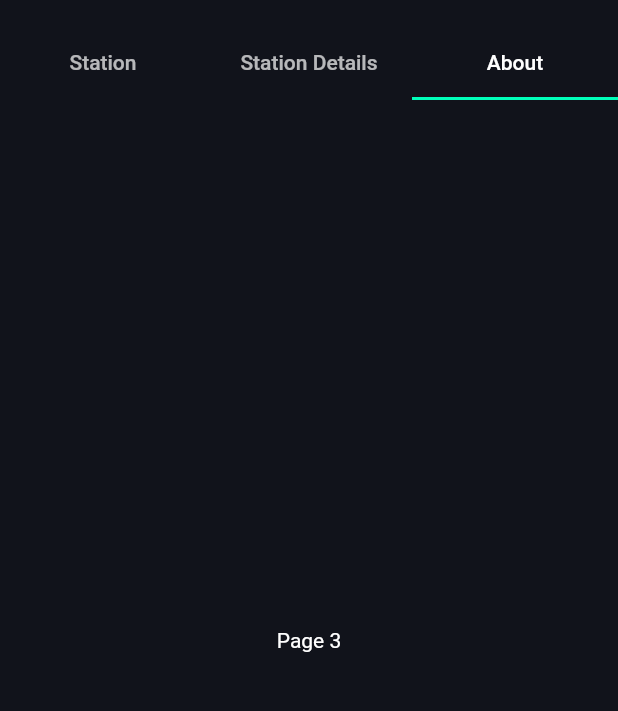
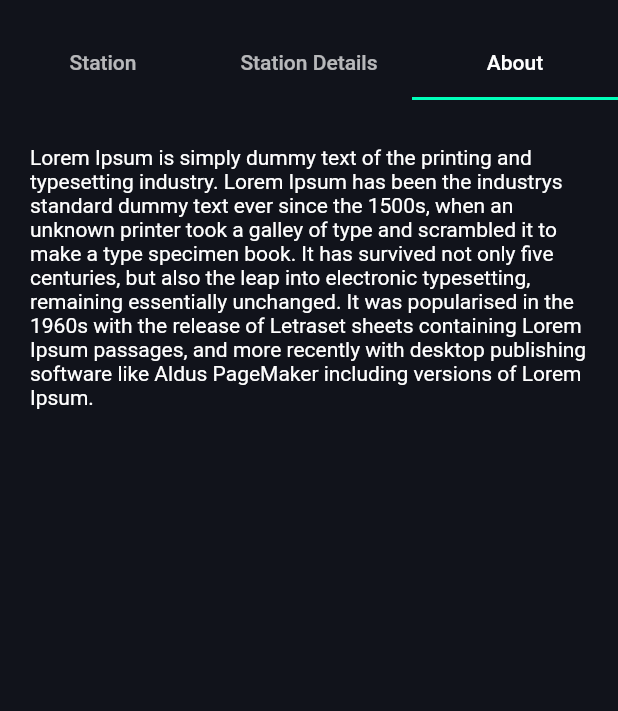
Before and after one commit to tanaybanerjeedeveloper/noun_serivice_provider_app, a Flutter app: the HomeScreen screen opened directly, tab 3 chosen, on a phone screen of 412 x 824 dp, the part 56-767 px from its top. Run offline on Flutter 3.47's test engine with Material 2 defaults, Android fonts, the phone set to English and light mode, and no system bars; our stand-ins replace curved_navigation_bar, file_picker, image_picker, open_file, qr_flutter.

Commit message:
style: changed styling

```diff
--- /dev/null
+++ b/lib/screens/about_screen.dart
@@ -0,0 +1,18 @@
+import 'package:flutter/material.dart';
+
+class AboutScreen extends StatelessWidget {
+  //const AboutScreen({Key? key}) : su//per(key: key);
+
+  @override
+  Widget build(BuildContext context) {
+    return SingleChildScrollView(
+      child: Container(
+        padding: EdgeInsets.symmetric(vertical: 30.0, horizontal: 20.0),
+        child: Text(
+          'Lorem Ipsum is simply dummy text of the printing and typesetting industry. Lorem Ipsum has been the industrys standard dummy text ever since the 1500s, when an unknown printer took a galley of type and scrambled it to make a type specimen book. It has survived not only five centuries, but also the leap into electronic typesetting, remaining essentially unchanged. It was popularised in the 1960s with the release of Letraset sheets containing Lorem Ipsum passages, and more recently with desktop publishing software like Aldus PageMaker including versions of Lorem Ipsum.',
+          textAlign: TextAlign.left,
+        ),
+      ),
+    );
+  }
+}
--- a/lib/screens/add_station_screen.dart
+++ b/lib/screens/add_station_screen.dart
@@ -66,7 +66,7 @@ class _AddStationScreenState extends State<AddStationScreen> {
   Widget build(BuildContext context) {
     final mediaQuery = MediaQuery.of(context).size;
     return Scaffold(
-      appBar: MyAppBar('Add Station'),
+      appBar: MyAppBar('Add Station', true),
       body: ListView(
         children: [
           Padding(
--- a/lib/screens/home_screen.dart
+++ b/lib/screens/home_screen.dart
@@ -2,6 +2,7 @@ import 'package:flutter/material.dart';
 
 import 'station_screen.dart';
 import 'station_details.dart';
+import 'about_screen.dart';
 
 class HomeScreen extends StatefulWidget {
   //TabBarScreen({Key? key}) : super(key: key);
@@ -18,6 +19,7 @@ class _HomeScreenState extends State<HomeScreen> {
       child: Scaffold(
         appBar: AppBar(
           backgroundColor: Theme.of(context).colorScheme.tertiary,
+          automaticallyImplyLeading: false,
           elevation: 0,
           title: Row(
             children: [
@@ -43,11 +45,7 @@ class _HomeScreenState extends State<HomeScreen> {
         body: TabBarView(children: [
           StationScreen(),
           StationDetailsScreen(),
-          Center(
-            child: Text(
-              'Page 3',
-            ),
-          ),
+          AboutScreen(),
         ]),
       ),
     );
--- a/lib/screens/qr_code_screen.dart
+++ b/lib/screens/qr_code_screen.dart
@@ -18,7 +18,7 @@ class _QRCodeScreenState extends State<QRCodeScreen> {
   Widget build(BuildContext context) {
     final mediaQuery = MediaQuery.of(context).size;
     return Scaffold(
-      appBar: MyAppBar('QR Code'),
+      appBar: MyAppBar('QR Code', true),
       body: SingleChildScrollView(
         child: Container(
           height: mediaQuery.height * 1,
@@ -68,9 +68,7 @@ class _QRCodeScreenState extends State<QRCodeScreen> {
               ),
               Text(
                 'Scan OR Code',
-                style: TextStyle(
-                  fontSize: 20,
-                ),
+                style: TextStyle(fontSize: 20, fontWeight: FontWeight.w400),
               ),
             ],
           ),
--- a/lib/widgets/app_bar.dart
+++ b/lib/widgets/app_bar.dart
@@ -2,8 +2,9 @@ import 'package:flutter/material.dart';
 
 class MyAppBar extends StatelessWidget implements PreferredSizeWidget {
   final String title;
+  final bool showBackButton;
 
-  MyAppBar(this.title);
+  MyAppBar(this.title, this.showBackButton);
 
   @override
   // TODO: implement preferredSize
@@ -13,6 +14,7 @@ class MyAppBar extends StatelessWidget implements PreferredSizeWidget {
   Widget build(BuildContext context) {
     return AppBar(
       title: Text(title),
+      automaticallyImplyLeading: showBackButton,
       backgroundColor: Colors.transparent,
       elevation: 0,
       centerTitle: true,
```
Also changed, not shown: lib/screens/form_screen.dart (+14 -4 lines).
